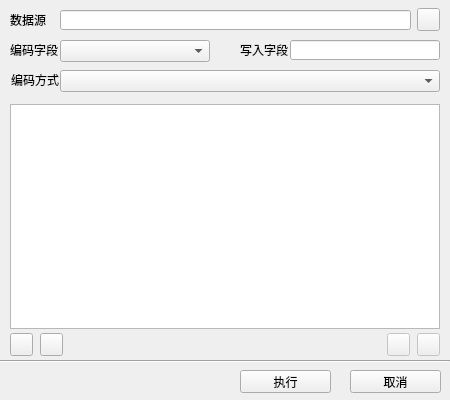
First picture: the form in branches/SpatialOptimize/FormEncode.ui, repository artifact113/particle-swarm-optimization, before the edit.
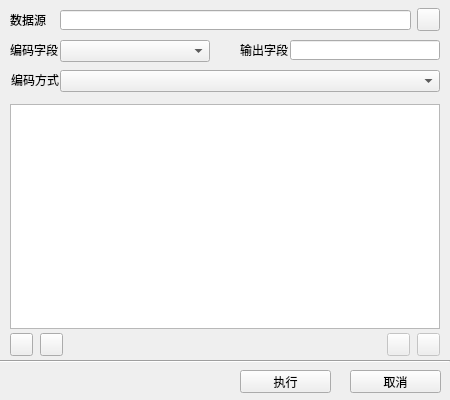
Second picture: the form after the edit. Icons and pictures are not drawn.

Patch:
```diff
--- a/branches/SpatialOptimize/FormEncode.ui
+++ b/branches/SpatialOptimize/FormEncode.ui
@@ -275,7 +275,7 @@
     </rect>
    </property>
    <property name="text">
-    <string>写入字段</string>
+    <string>输出字段</string>
    </property>
   </widget>
   <widget class="QLineEdit" name="m_pLEOutputFieldName">
```
